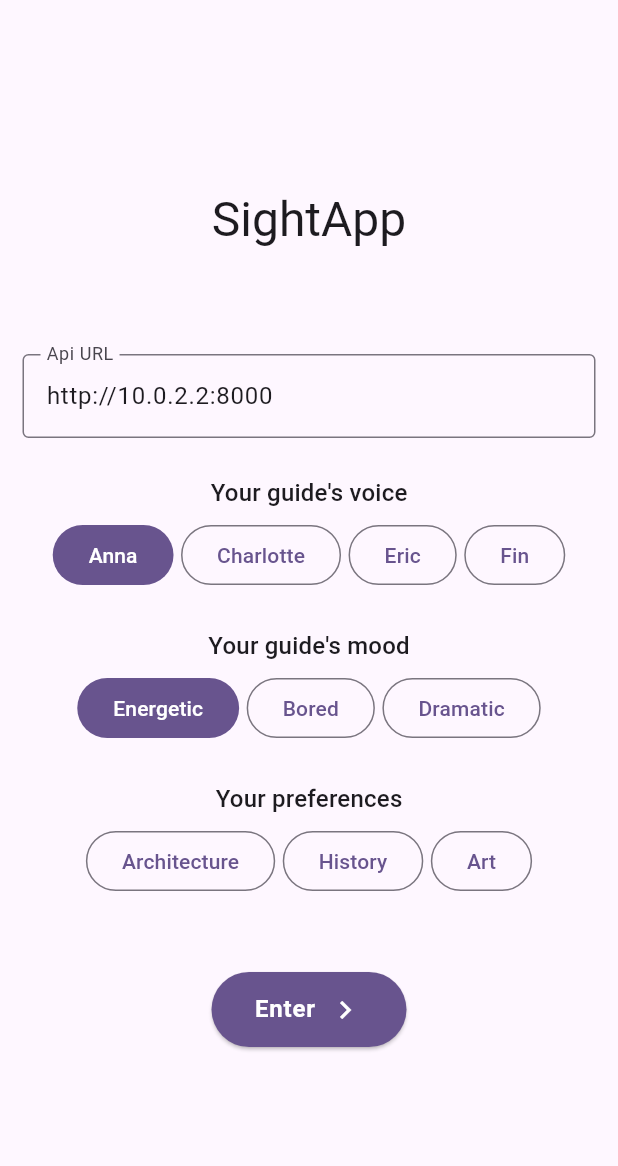
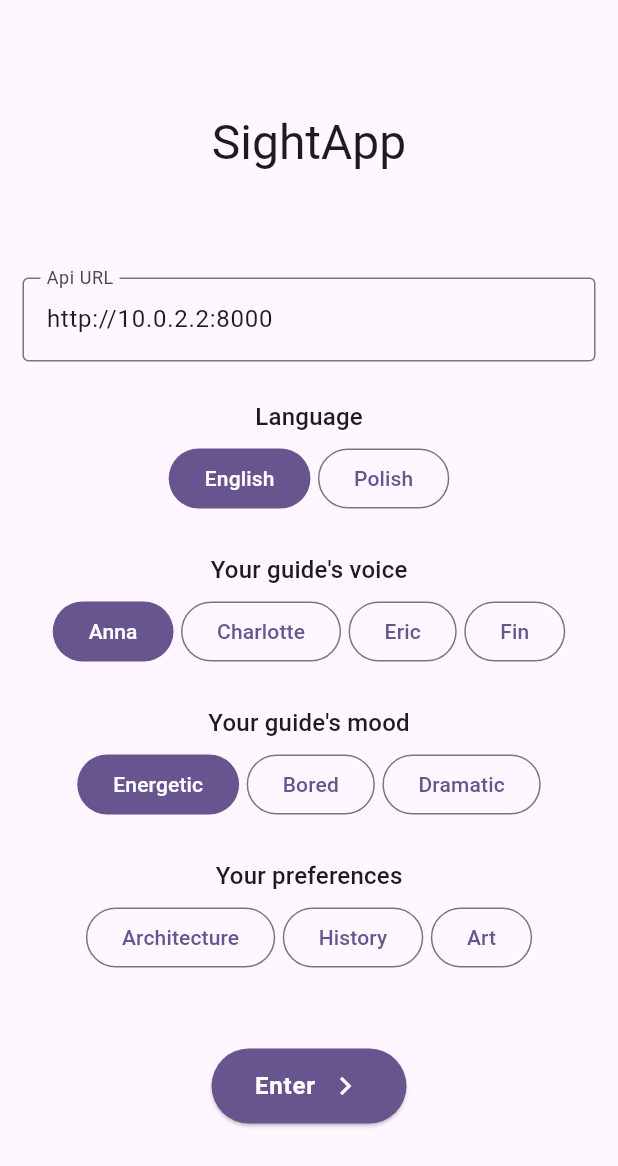
Before and after one commit to fimpro/ElevenLabsChallenge, a Flutter app: the screen it shows after launch, on a phone screen of 412 x 824 dp. Shown: the top 1166 px of the screen. Run offline on Flutter 3.47's test engine with Material 3 defaults, Android fonts, the phone set to English and light mode, and no system bars; drawn by our look-alikes of group_button; our stand-ins replace flutter_bloc, flutter_map, fluttertoast, geolocator, just_audio, latlong2; missing offline and left inert: flutter_map_animations, flutter_map_cancellable_tile_provider, flutter_map_location_marker.

Commit message:
app: add language option

```diff
--- a/sightseeing_app/lib/models/config.dart
+++ b/sightseeing_app/lib/models/config.dart
@@ -2,14 +2,16 @@ class ConfigState {
   final String voice;
   final String emotions;
   final List<String> preferences;
+  final String language;
 
-  ConfigState({required this.voice, required this.emotions, this.preferences = const []});
+  ConfigState({required this.voice, required this.emotions, required this.language, this.preferences = const []});
 
-  ConfigState copyWith({String? voice, String? emotions, List<String>? preferences}) {
+  ConfigState copyWith({String? voice, String? emotions, List<String>? preferences, String? language}) {
     return ConfigState(
       voice: voice ?? this.voice,
       emotions: emotions ?? this.emotions,
       preferences: preferences ?? this.preferences,
+      language: language ?? this.language,
     );
   }
 
@@ -18,6 +20,7 @@ class ConfigState {
       'voice': voice,
       'emotions': emotions,
       'preferences': preferences,
+      'language': language,
     };
   }
 }
--- a/sightseeing_app/lib/pages/start.dart
+++ b/sightseeing_app/lib/pages/start.dart
@@ -71,6 +71,19 @@ class _StartScreenState extends State<StartScreen> {
                       onChanged: (value) => apiController.baseUrl = value,
                     ),
                     SizedBox(height: 25),
+                    Text("Language",
+                        style: Theme.of(context).textTheme.titleMedium),
+                    const SizedBox(height: 5),
+                    ButtonGroupSelect<String>(
+                      items: languages,
+                      builder: (item, context) => Text(item),
+                      selectedIndex: languages.indexOf(config.language),
+                      onSelected: (index, item) {
+                        context.read<ConfigCubit>().setLanguage(item);
+                      },
+                    ),
+
+                    SizedBox(height: 25),
                     Text("Your guide's voice",
                         style: Theme.of(context).textTheme.titleMedium),
                     const SizedBox(height: 5),
--- a/sightseeing_app/lib/state/config.dart
+++ b/sightseeing_app/lib/state/config.dart
@@ -10,12 +10,14 @@ final voices = [
 ];
 final moods = ["Energetic", "Bored", "Dramatic"];
 final preferences = ["Architecture", "History", "Art"];
+final languages = ["English", "Polish"];
 
 
 class ConfigCubit extends Cubit<ConfigState> {
-  ConfigCubit() : super(ConfigState(voice: voices[0], emotions: moods[0]));
+  ConfigCubit() : super(ConfigState(voice: voices[0], emotions: moods[0], language: languages[0]));
 
   void setVoice(String voice) => emit(state.copyWith(voice: voice));
   void setMood(String mood) => emit(state.copyWith(emotions: mood));
   void setPreferences(List<String> preferences) => emit(state.copyWith(preferences: preferences));
+  void setLanguage(String language) => emit(state.copyWith(language: language));
 }
```
